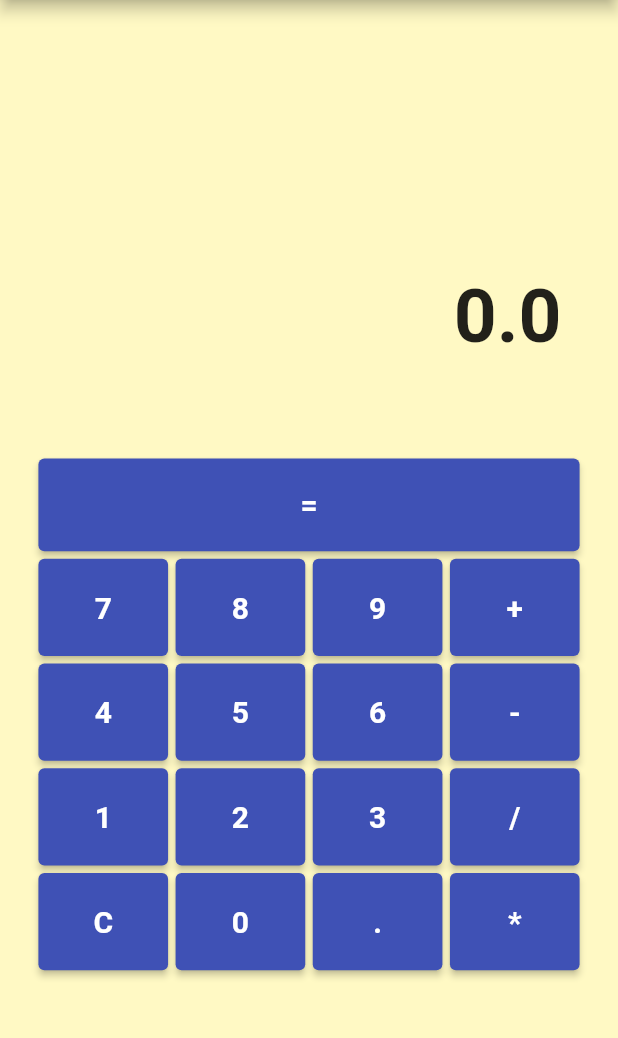
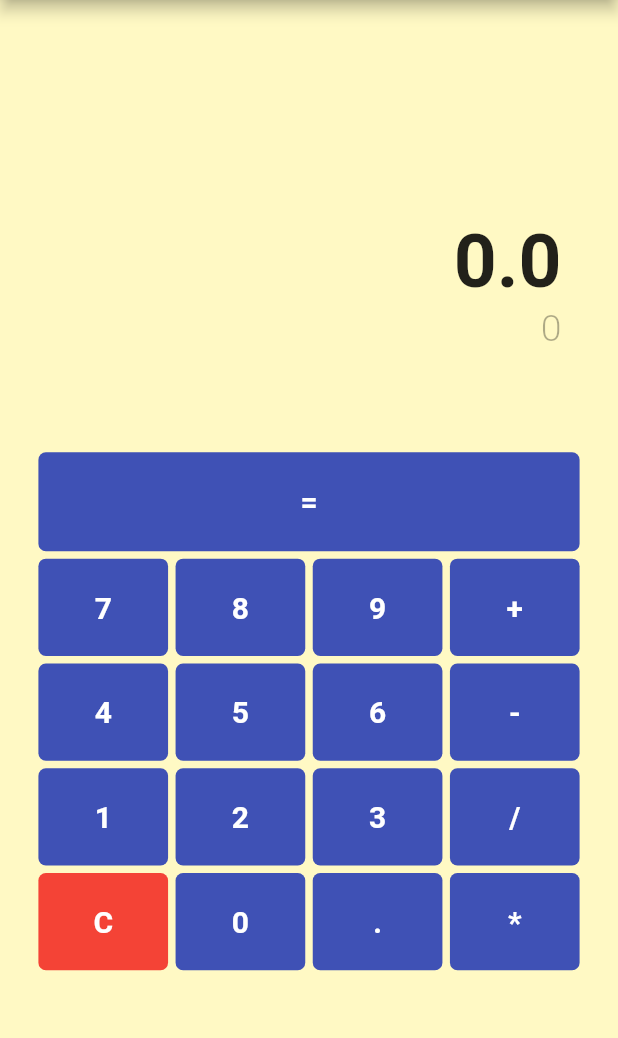
Before and after one commit to veronika-sid/calculator, a Flutter app: the screen it shows after launch, after a tap on an icon or button, on a phone screen of 412 x 824 dp, the part 84-1122 px from its top. Run offline on Flutter 3.47's test engine with Material 2 defaults, Android fonts, the phone set to English and light mode, and no system bars.

Commit message:
Add animation

```diff
--- a/lib/app.dart
+++ b/lib/app.dart
@@ -6,12 +6,9 @@ class MyApp extends StatelessWidget {
 
   @override
   Widget build(BuildContext context) {
-    return MaterialApp(
+    return const MaterialApp(
       title: 'Calculator',
-      theme: ThemeData(
-        primarySwatch: Colors.indigo,
-      ),
-      home: const MainScreen(),
+      home: MainScreen(),
     );
   }
 }
--- a/lib/screen/screen.dart
+++ b/lib/screen/screen.dart
@@ -10,6 +10,7 @@ class MainScreen extends StatelessWidget {
     return Scaffold(
       backgroundColor: Colors.yellow[100],
       appBar: AppBar(
+        backgroundColor: Colors.indigo,
         title: const Text(
           'Calculator',
           style: TextStyle(fontWeight: FontWeight.bold, fontSize: 30),
--- /dev/null
+++ b/lib/widgets/animated_button.dart
@@ -0,0 +1,39 @@
+import 'package:flutter/material.dart';
+
+class AnimatedButton extends StatefulWidget {
+  const AnimatedButton({Key? key, required this.value, required this.callback})
+      : super(key: key);
+  final String value;
+  final Color firstColor = Colors.green;
+  final Color secondColor = Colors.red;
+  final Function callback;
+
+  @override
+  _AnimatedButtonState createState() => _AnimatedButtonState();
+}
+
+class _AnimatedButtonState extends State<AnimatedButton> {
+  bool animation = false;
+
+  @override
+  Widget build(BuildContext context) {
+    return AnimatedContainer(
+      onEnd: () => {animation = false},
+      decoration: BoxDecoration(
+          color: animation ? widget.firstColor : widget.secondColor,
+          borderRadius: const BorderRadius.all(Radius.circular(5))),
+      duration: const Duration(milliseconds: 400),
+      child: MaterialButton(
+        onPressed: () {
+          setState(() => animation = !animation);
+          widget.callback(widget.value);
+        },
+        child: Text(
+          widget.value,
+          style: const TextStyle(
+              fontSize: 20, fontWeight: FontWeight.bold, color: Colors.white),
+        ),
+      ),
+    );
+  }
+}
--- a/lib/widgets/button.dart
+++ b/lib/widgets/button.dart
@@ -9,15 +9,18 @@ class Button extends StatelessWidget {
 
   @override
   Widget build(BuildContext context) {
-    return ElevatedButton(
+    return Container(
+      decoration: const BoxDecoration(
+          color: Colors.indigo,
+          borderRadius: BorderRadius.all(Radius.circular(5))),
+      child: MaterialButton(
         onPressed: () => callback(value),
         child: Text(
           value,
-          style: const TextStyle(fontSize: 20, fontWeight: FontWeight.bold),
+          style: const TextStyle(
+              fontSize: 20, fontWeight: FontWeight.bold, color: Colors.white),
         ),
-        style: ElevatedButton.styleFrom(
-          fixedSize: Size(MediaQuery.of(context).size.width * .065,
-              MediaQuery.of(context).size.height * .075),
-        ));
+      ),
+    );
   }
 }
--- a/lib/widgets/calculator.dart
+++ b/lib/widgets/calculator.dart
@@ -1,5 +1,5 @@
+import 'package:calculator/widgets/animated_button.dart';
 import 'package:flutter/material.dart';
-
 import 'button.dart';
 
 class Calculator extends StatefulWidget {
@@ -16,6 +16,12 @@ class _CalculatorState extends State<Calculator> {
   double secondNum = 0.0;
   String operand = '';
 
+  double opacityLevel = 0.0;
+
+  void _changeOpacity() {
+    setState(() => opacityLevel = opacityLevel == 0 ? 1.0 : 0.0);
+  }
+
   @override
   Widget build(BuildContext context) {
     return Center(
@@ -31,24 +37,34 @@ class _CalculatorState extends State<Calculator> {
                 height: MediaQuery.of(context).size.height * .18,
                 child: Padding(
                   padding: const EdgeInsets.all(12),
-                  child: Text(
-                    expression,
-                    style: const TextStyle(
-                        fontWeight: FontWeight.bold, fontSize: 50),
+                  child: Column(
+                    crossAxisAlignment: CrossAxisAlignment.end,
+                    children: [
+                      Text(
+                        expression,
+                        style: const TextStyle(
+                            fontWeight: FontWeight.bold, fontSize: 50),
+                      ),
+                      AnimatedOpacity(
+                        opacity: opacityLevel,
+                        duration: const Duration(seconds: 3),
+                        child: Text(
+                          result,
+                          style: const TextStyle(
+                              fontSize: 25, fontWeight: FontWeight.w300),
+                        ),
+                      ),
+                    ],
                   ),
                 ),
                 alignment: Alignment.centerRight,
               ),
             ),
             const SizedBox(height: 20),
-            Row(
-              children: [
-                Expanded(
-                  child: Button(value: '=', callback: numClick),
-                  flex: 3,
-                ),
-              ],
-            ),
+            Container(
+                child: Button(value: '=', callback: equals),
+                height: MediaQuery.of(context).size.height * .08,
+                width: MediaQuery.of(context).size.width * .9),
             const SizedBox(height: 5),
             Container(
               alignment: Alignment.center,
@@ -71,7 +87,7 @@ class _CalculatorState extends State<Calculator> {
                   Button(value: '2', callback: numClick),
                   Button(value: '3', callback: numClick),
                   Button(value: '/', callback: numClick),
-                  Button(value: 'C', callback: numClick),
+                  AnimatedButton(value: 'C', callback: numClick),
                   Button(value: '0', callback: numClick),
                   Button(value: '.', callback: numClick),
                   Button(value: '*', callback: numClick),
@@ -82,6 +98,11 @@ class _CalculatorState extends State<Calculator> {
         ),
       ),
     );
+  }
+
+  void equals(String value) {
+    numClick(value);
+    _changeOpacity();
   }
 
   void numClick(String value) {
```
